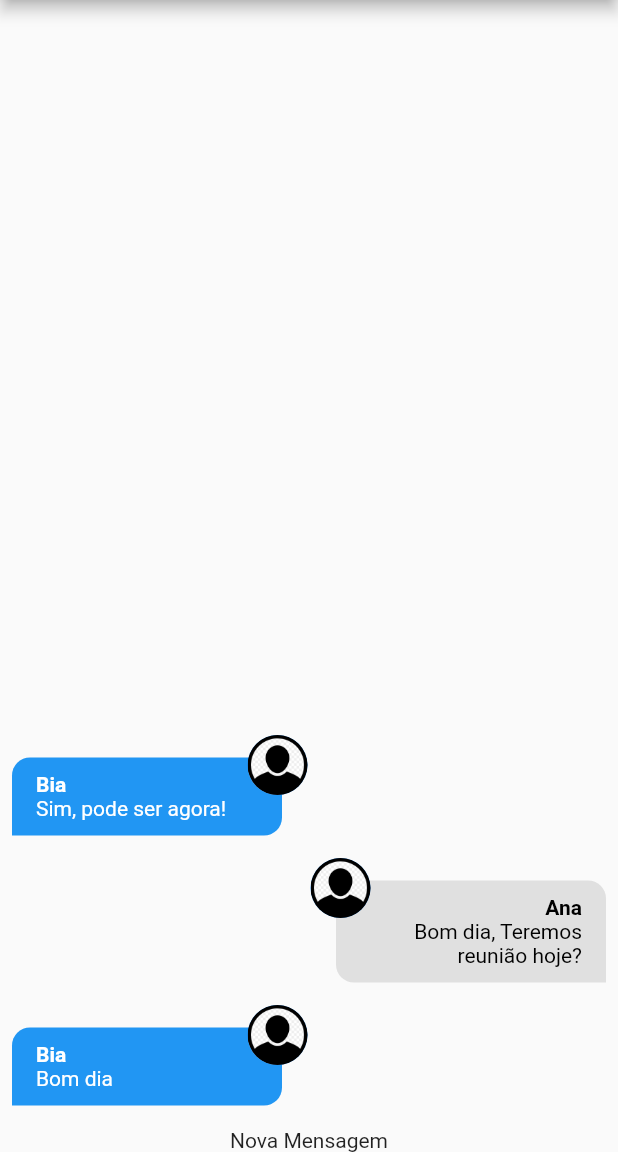
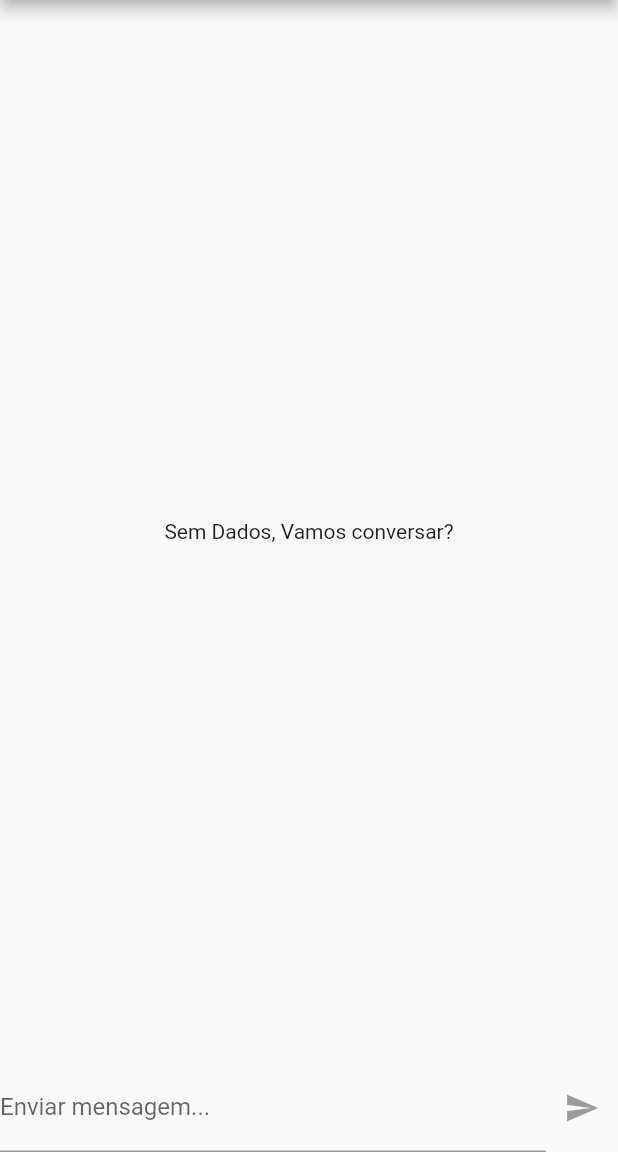
Before and after one commit to FernandoRCandiani/Chat, a Flutter app: the screen it shows after launch, on a phone screen of 412 x 824 dp, the part 84-1236 px from its top. Run offline on Flutter 3.47's test engine with Material 2 defaults, Android fonts, the phone set to English and light mode, and no system bars; our stand-ins replace image_picker; accounts and stored records are empty.

```diff
--- a/lib/components/new_messages.dart
+++ b/lib/components/new_messages.dart
@@ -1,12 +1,50 @@
+import 'package:chat/core/services/auth/auth_service.dart';
+import 'package:chat/core/services/chat/chat_service.dart';
 import 'package:flutter/material.dart';
 
-class NewMessages extends StatelessWidget {
+class NewMessages extends StatefulWidget {
   const NewMessages({super.key});
 
   @override
+  State<NewMessages> createState() => _NewMessagesState();
+}
+
+class _NewMessagesState extends State<NewMessages> {
+  String _message = '';
+  final _messageController = TextEditingController();
+
+  Future<void> _sendMenssage() async {
+    final user = AuthService().currentUser;
+
+    if (user != null) {
+      await ChatService().save(_message, user);
+      _messageController.clear();
+    }
+  }
+
+  @override
   Widget build(BuildContext context) {
-    return Center(
-      child: Text('Nova Mensagem'),
+    return Row(
+      children: [
+        Expanded(
+          child: TextField(
+            controller: _messageController,
+            onChanged: (msg) => setState(() => _message = msg),
+            decoration: const InputDecoration(
+              labelText: 'Enviar mensagem...',
+            ),
+            onSubmitted: (_) {
+              if (_message.trim().isNotEmpty) {
+                _sendMenssage();
+              }
+            },
+          ),
+        ),
+        IconButton(
+          icon: const Icon(Icons.send),
+          onPressed: _message.trim().isEmpty ? null : _sendMenssage,
+        ),
+      ],
     );
   }
 }
--- /dev/null
+++ b/lib/core/models/chat_notification.dart
@@ -0,0 +1,9 @@
+class ChatNotification {
+  final String title;
+  final String body;
+
+  const ChatNotification({
+    required this.title,
+    required this.body,
+  });
+}
--- a/lib/core/services/chat/chat_mock_service.dart
+++ b/lib/core/services/chat/chat_mock_service.dart
@@ -5,32 +5,7 @@ import 'package:chat/core/models/chat_user.dart';
 import 'package:chat/core/services/chat/chat_service.dart';
 
 class ChatMockService implements ChatService {
-  static final List<ChatMessage> _msgs = [
-    ChatMessage(
-      id: '1',
-      text: 'Bom dia',
-      createdAt: DateTime.now(),
-      userId: '123',
-      userName: 'Bia',
-      userImageURL: 'assets/images/avatar.png',
-    ),
-    ChatMessage(
-      id: '2',
-      text: 'Bom dia, Teremos reunião hoje?',
-      createdAt: DateTime.now(),
-      userId: '456',
-      userName: 'Ana',
-      userImageURL: 'assets/images/avatar.png',
-    ),
-    ChatMessage(
-      id: '1',
-      text: 'Sim, pode ser agora!',
-      createdAt: DateTime.now(),
-      userId: '123',
-      userName: 'Bia',
-      userImageURL: 'assets/images/avatar.png',
-    ),
-  ];
+  static final List<ChatMessage> _msgs = [];
   static MultiStreamController<List<ChatMessage>>? _controller;
   static final _msgsStream = Stream<List<ChatMessage>>.multi((controller) {
     _controller = controller;
@@ -51,7 +26,7 @@ class ChatMockService implements ChatService {
       userImageURL: user.imageURL,
     );
     _msgs.add(newMessage);
-    _controller?.add(_msgs);
+    _controller?.add(_msgs.reversed.toList());
     return newMessage;
   }
 }
--- /dev/null
+++ b/lib/core/services/notification/chat_notification_service.dart
@@ -0,0 +1,19 @@
+import 'package:chat/core/models/chat_notification.dart';
+import 'package:flutter/cupertino.dart';
+
+class ChatNotificationService with ChangeNotifier {
+  final List<ChatNotification> _items = [];
+  List<ChatNotification> get items {
+    return [..._items];
+  }
+
+  void add(ChatNotification notification) {
+    _items.add(notification);
+    notifyListeners();
+  }
+
+  void remove(int i) {
+    _items.removeAt(i);
+    notifyListeners();
+  }
+}
--- a/lib/main.dart
+++ b/lib/main.dart
@@ -1,6 +1,8 @@
 import 'package:chat/components/auth_page.dart';
+import 'package:chat/core/services/notification/chat_notification_service.dart';
 import 'package:chat/pages/auth_or_app_page.dart';
 import 'package:flutter/material.dart';
+import 'package:provider/provider.dart';
 
 void main() {
   runApp(const MyApp());
@@ -11,13 +13,20 @@ class MyApp extends StatelessWidget {
 
   @override
   Widget build(BuildContext context) {
-    return MaterialApp(
-      title: 'Flutter Demo',
-      theme: ThemeData(
-        primarySwatch: Colors.blue,
+    return MultiProvider(
+      providers: [
+        ChangeNotifierProvider(
+          create: (_) => ChatNotificationService(),
+        ),
+      ],
+      child: MaterialApp(
+        title: 'Flutter Demo',
+        theme: ThemeData(
+          primarySwatch: Colors.blue,
+        ),
+        home: const AuthOrAppPage(),
+        debugShowCheckedModeBanner: false,
       ),
-      home: AuthOrAppPage(),
-      debugShowCheckedModeBanner: false,
     );
   }
 }
--- a/pubspec.yaml
+++ b/pubspec.yaml
@@ -36,6 +36,7 @@ dependencies:
   # The following adds the Cupertino Icons font to your application.
   # Use with the CupertinoIcons class for iOS style icons.
   cupertino_icons: ^1.0.2
+  provider: ^6.0.4
 
 dev_dependencies:
   flutter_test:
```
Also changed, not shown: pubspec.lock.
